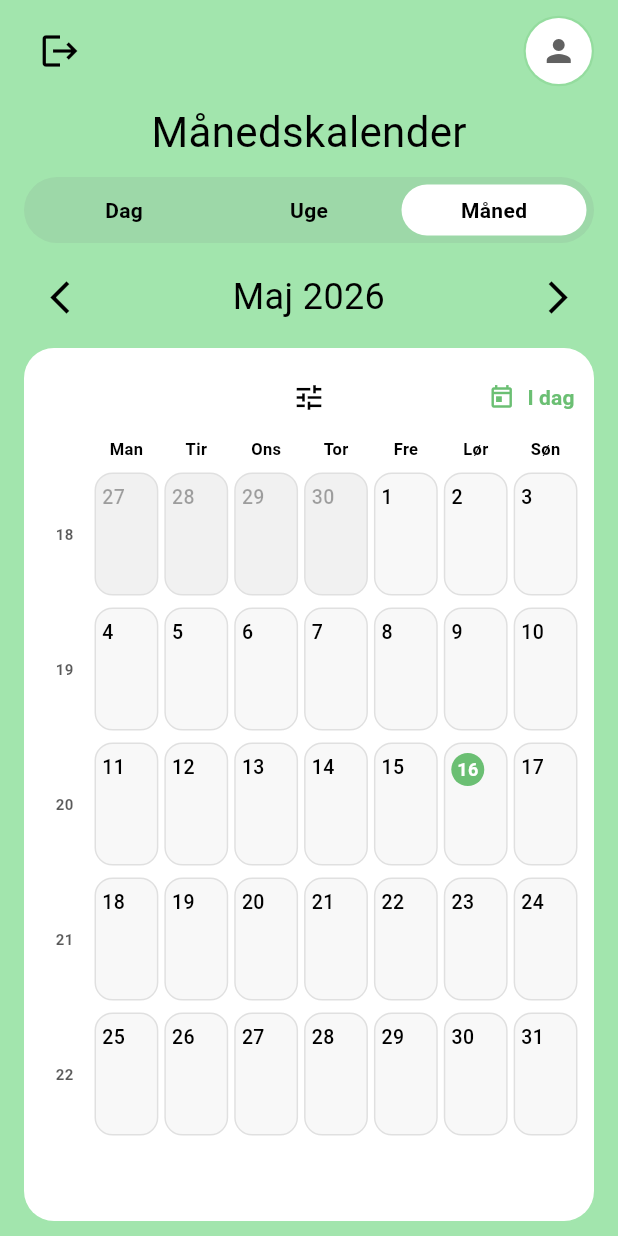
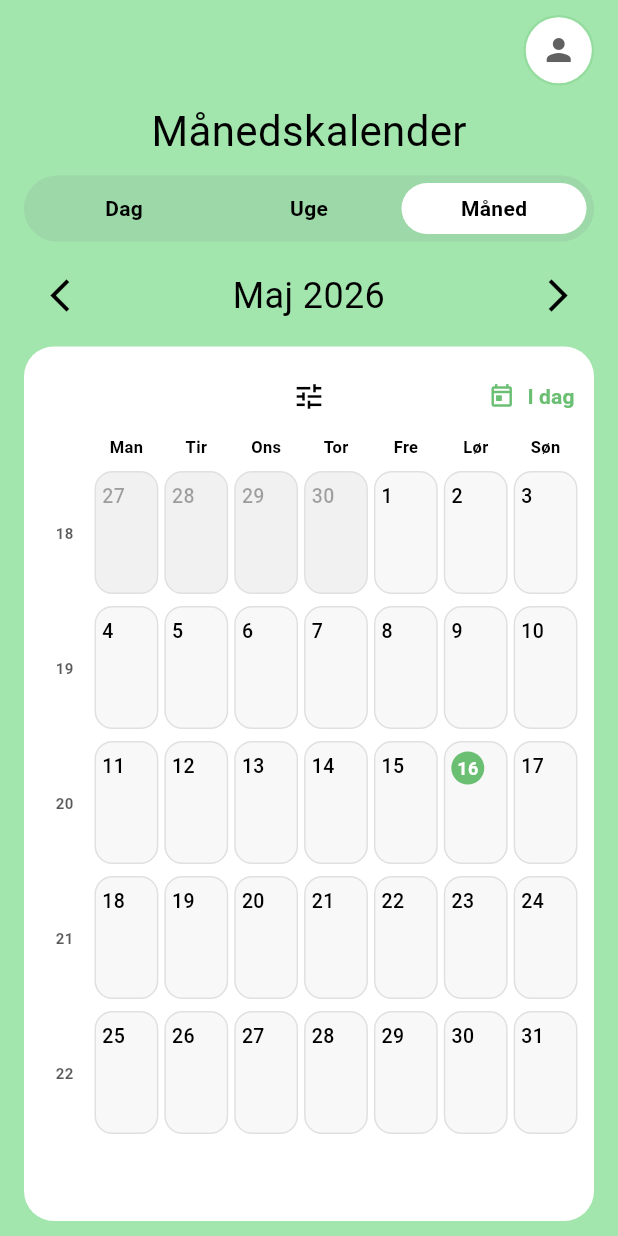
Before and after one commit to Hamada-dada/P10, a Flutter app: the DailyCalendarScreen screen opened directly, after a tap on "Uge", after a tap on "Måned", on a phone screen of 412 x 824 dp. Run offline on Flutter 3.47's test engine with Material 3 defaults, Android fonts, the phone set to English and light mode, and no system bars; our stand-ins replace flutter_local_notifications, flutter_timezone, image_picker, shared_preferences, supabase_flutter, timezone; accounts and stored records are empty; Roboto replaces fonts that are missing (Italiana).

Commit message:
Refactor screens and services for improved functionality and UI consistency; remove unused ProfileRole enum.

```diff
--- a/overblik/lib/screens/daily_calendar_screen.dart
+++ b/overblik/lib/screens/daily_calendar_screen.dart
@@ -17,6 +17,7 @@ import '../widgets/activity_indicators.dart';
 import '../widgets/calendar_navigation_bar.dart';
 import '../widgets/content_action_row.dart';
 import '../widgets/filter_panel.dart';
+import '../main.dart' show themeController;
 import '../widgets/profile_avatar.dart';
 import '../widgets/view_switcher.dart';
 import 'activity_detail_screen.dart';
@@ -530,6 +531,8 @@ class _DailyCalendarScreenState extends State<DailyCalendarScreen>
         await LocalActivityCache().clearAll();
       }
 
+      await themeController.setThemeMode(ThemeMode.light);
+
       if (!mounted) return;
 
       Navigator.of(context).pushAndRemoveUntil(
@@ -828,23 +831,13 @@ class _TopHeader extends StatelessWidget {
     final isDark = Theme.of(context).brightness == Brightness.dark;
 
     return Row(
+      mainAxisAlignment: MainAxisAlignment.end,
       children: [
-        IconButton(
-          tooltip: 'Log ud',
-          padding: EdgeInsets.zero,
-          constraints: const BoxConstraints(),
-          onPressed: isLoggingOut ? null : onLogout,
-          icon: isLoggingOut
-              ? const SizedBox(
-            width: 24,
-            height: 24,
-            child: CircularProgressIndicator(strokeWidth: 2),
-          )
-              : Icon(Icons.logout, size: 28, color: colorScheme.onSurface),
-        ),
-        const Spacer(),
         if (showChildHeaderName)
-          Container(
+          InkWell(
+            borderRadius: BorderRadius.circular(999),
+            onTap: isLoggingOut ? null : onLogout,
+            child: Container(
               decoration: BoxDecoration(
                 shape: BoxShape.circle,
                 border: Border.all(
@@ -859,9 +852,16 @@ class _TopHeader extends StatelessWidget {
                 backgroundColor: isDark
                     ? const Color(0xFF171A19)
                     : Colors.white,
-              child: Text(
+                child: isLoggingOut
+                    ? const SizedBox(
+                        width: 20,
+                        height: 20,
+                        child: CircularProgressIndicator(strokeWidth: 2),
+                      )
+                    : Text(
                         childEmoji ?? '🙂',
                         style: const TextStyle(fontSize: 20),
+                      ),
               ),
             ),
           )
--- a/overblik/lib/screens/monthly_calendar_screen.dart
+++ b/overblik/lib/screens/monthly_calendar_screen.dart
@@ -6,6 +6,7 @@ import '../models/profile.dart';
 import '../repositories/supabase_activity_repository.dart';
 import '../services/activity_service.dart';
 import '../services/profile_service.dart';
+import '../main.dart' show themeController;
 import '../widgets/calendar_navigation_bar.dart';
 import '../widgets/content_action_row.dart';
 import '../widgets/filter_panel.dart';
@@ -114,6 +115,13 @@ class _MonthlyCalendarScreenState extends State<MonthlyCalendarScreen> {
       return _currentProfile?.displayName;
     }
 
+    return null;
+  }
+
+  String? get _headerChildEmoji {
+    if (_currentProfile?.isChild == true) {
+      return _currentProfile?.emoji;
+    }
     return null;
   }
 
@@ -384,6 +392,7 @@ Future<void> _loadFilterProfiles() async {
     setState(() => _isLoggingOut = true);
     try {
       await Supabase.instance.client.auth.signOut();
+      await themeController.setThemeMode(ThemeMode.light);
       if (!mounted) return;
       Navigator.of(context).pushAndRemoveUntil(
         MaterialPageRoute(builder: (_) => const LoginScreen()),
@@ -689,6 +698,7 @@ Future<void> _loadFilterProfiles() async {
                 isLoggingOut: _isLoggingOut,
                 showChildHeaderName: _showChildHeaderName,
                 displayName: _headerDisplayName,
+                childEmoji: _headerChildEmoji,
               ),
               SizedBox(height: mediumGap),
               _ScreenTitle(fontSize: titleFontSize),
@@ -786,41 +796,52 @@ class _TopHeader extends StatelessWidget {
   final bool isLoggingOut;
   final bool showChildHeaderName;
   final String? displayName;
+  final String? childEmoji;
 
   const _TopHeader({
     required this.onLogout,
     required this.isLoggingOut,
     required this.showChildHeaderName,
     this.displayName,
+    this.childEmoji,
   });
 
   @override
   Widget build(BuildContext context) {
     final colorScheme = Theme.of(context).colorScheme;
+    final isDark = Theme.of(context).brightness == Brightness.dark;
 
     return Row(
+      mainAxisAlignment: MainAxisAlignment.end,
       children: [
-        IconButton(
-          tooltip: 'Log ud',
-          padding: EdgeInsets.zero,
-          constraints: const BoxConstraints(),
-          onPressed: isLoggingOut ? null : onLogout,
-          icon: isLoggingOut
-              ? const SizedBox(
-                  width: 24,
-                  height: 24,
-                  child: CircularProgressIndicator(strokeWidth: 2),
-                )
-              : Icon(Icons.logout, size: 28, color: colorScheme.onSurface),
-        ),
-        const Spacer(),
         if (showChildHeaderName)
-          Text(
-            displayName ?? 'Barn',
-            style: TextStyle(
-              fontSize: 14,
-              fontWeight: FontWeight.w600,
-              color: colorScheme.onSurface.withValues(alpha: 0.85),
+          InkWell(
+            borderRadius: BorderRadius.circular(999),
+            onTap: isLoggingOut ? null : onLogout,
+            child: Container(
+              decoration: BoxDecoration(
+                shape: BoxShape.circle,
+                border: Border.all(
+                  color: isDark
+                      ? const Color(0xFF2A2D2C)
+                      : colorScheme.primary.withValues(alpha: 0.25),
+                  width: 1.5,
+                ),
+              ),
+              child: CircleAvatar(
+                radius: 22,
+                backgroundColor: isDark ? const Color(0xFF171A19) : Colors.white,
+                child: isLoggingOut
+                    ? const SizedBox(
+                        width: 20,
+                        height: 20,
+                        child: CircularProgressIndicator(strokeWidth: 2),
+                      )
+                    : Text(
+                        childEmoji ?? '🙂',
+                        style: const TextStyle(fontSize: 20),
+                      ),
+              ),
             ),
           )
         else
--- a/overblik/lib/screens/pending_parent_request_screen.dart
+++ b/overblik/lib/screens/pending_parent_request_screen.dart
@@ -1,6 +1,7 @@
 import 'package:flutter/material.dart';
 import 'package:supabase_flutter/supabase_flutter.dart';
 
+import '../main.dart' show themeController;
 import '../services/parent_join_service.dart';
 import 'daily_calendar_screen.dart';
 import 'login_screen.dart';
@@ -164,6 +165,7 @@ class _PendingParentRequestScreenState
   Future<void> _logout() async {
     try {
       await Supabase.instance.client.auth.signOut();
+      await themeController.setThemeMode(ThemeMode.light);
 
       if (!mounted) return;
 
--- a/overblik/lib/screens/weekly_calendar_screen.dart
+++ b/overblik/lib/screens/weekly_calendar_screen.dart
@@ -10,6 +10,7 @@ import '../widgets/activity_indicators.dart';
 import '../widgets/calendar_navigation_bar.dart';
 import '../widgets/content_action_row.dart';
 import '../widgets/filter_panel.dart';
+import '../main.dart' show themeController;
 import '../widgets/profile_avatar.dart';
 import '../widgets/view_switcher.dart';
 import 'create_activity_screen.dart';
@@ -361,6 +362,7 @@ class _WeeklyCalendarScreenState extends State<WeeklyCalendarScreen> {
     setState(() => _isLoggingOut = true);
     try {
       await Supabase.instance.client.auth.signOut();
+      await themeController.setThemeMode(ThemeMode.light);
       if (!mounted) return;
       Navigator.of(context).pushAndRemoveUntil(
         MaterialPageRoute(builder: (_) => const LoginScreen()),
@@ -708,23 +710,13 @@ class _TopHeader extends StatelessWidget {
     final isDark = Theme.of(context).brightness == Brightness.dark;
 
     return Row(
+      mainAxisAlignment: MainAxisAlignment.end,
       children: [
-        IconButton(
-          tooltip: 'Log ud',
-          padding: EdgeInsets.zero,
-          constraints: const BoxConstraints(),
-          onPressed: isLoggingOut ? null : onLogout,
-          icon: isLoggingOut
-              ? const SizedBox(
-                  width: 24,
-                  height: 24,
-                  child: CircularProgressIndicator(strokeWidth: 2),
-                )
-              : Icon(Icons.logout, size: 28, color: colorScheme.onSurface),
-        ),
-        const Spacer(),
         if (showChildHeaderName)
-          Container(
+          InkWell(
+            borderRadius: BorderRadius.circular(999),
+            onTap: isLoggingOut ? null : onLogout,
+            child: Container(
               decoration: BoxDecoration(
                 shape: BoxShape.circle,
                 border: Border.all(
@@ -739,9 +731,16 @@ class _TopHeader extends StatelessWidget {
                 backgroundColor: isDark
                     ? const Color(0xFF171A19)
                     : Colors.white,
-              child: Text(
+                child: isLoggingOut
+                    ? const SizedBox(
+                        width: 20,
+                        height: 20,
+                        child: CircularProgressIndicator(strokeWidth: 2),
+                      )
+                    : Text(
                         childEmoji ?? '🙂',
                         style: const TextStyle(fontSize: 20),
+                      ),
               ),
             ),
           )
--- a/overblik/lib/services/notification_preferences.dart
+++ b/overblik/lib/services/notification_preferences.dart
@@ -52,7 +52,7 @@ class NotificationPreferencesService {
   static String notificationStyleDescription(String style) {
     switch (style) {
       case 'rolig':
-        return 'Lyd, ingen vibration – mindre forstyrrende';
+        return 'Vibration, ingen lyd – mindre forstyrrende';
       case 'diskret':
         return 'Ingen lyd, ingen vibration – stille påmindelser';
       case 'tydelig':
```
Also changed, not shown: overblik/lib/models/profile_role.dart (deleted, +0 -31 lines), overblik/lib/screens/activity_detail_screen.dart (+24 -11 lines), overblik/lib/screens/create_activity_screen.dart (+23 -3 lines), overblik/lib/screens/profile_screen.dart (+102 -34 lines), overblik/lib/screens/rewards_screen.dart (+21 -24 lines), overblik/lib/services/notification_service.dart (+5 -4 lines), overblik/lib/services/reward_service.dart (+46 -12 lines), overblik/lib/widgets/profile_avatar.dart (+0 -9 lines). Lines whose indentation alone changed are shown as unchanged.
